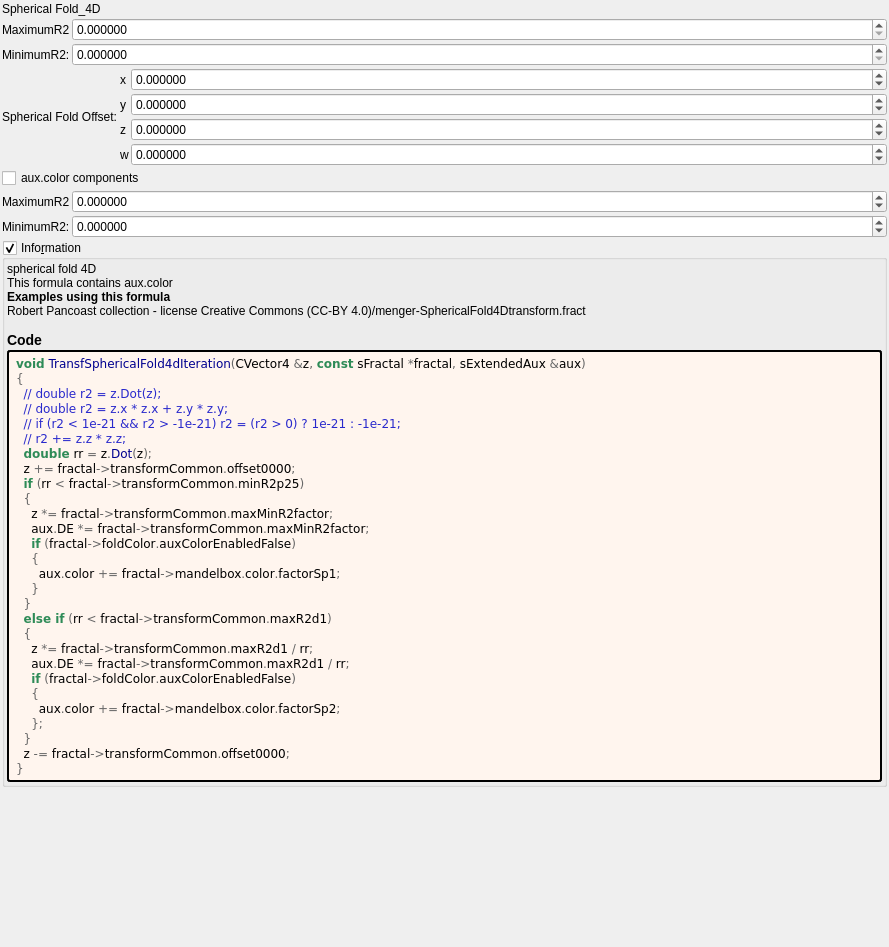
First picture: the form in mandelbulber2/formula/ui/transf_spherical_fold4d.ui, repository buddhi1980/mandelbulber2, before the edit.
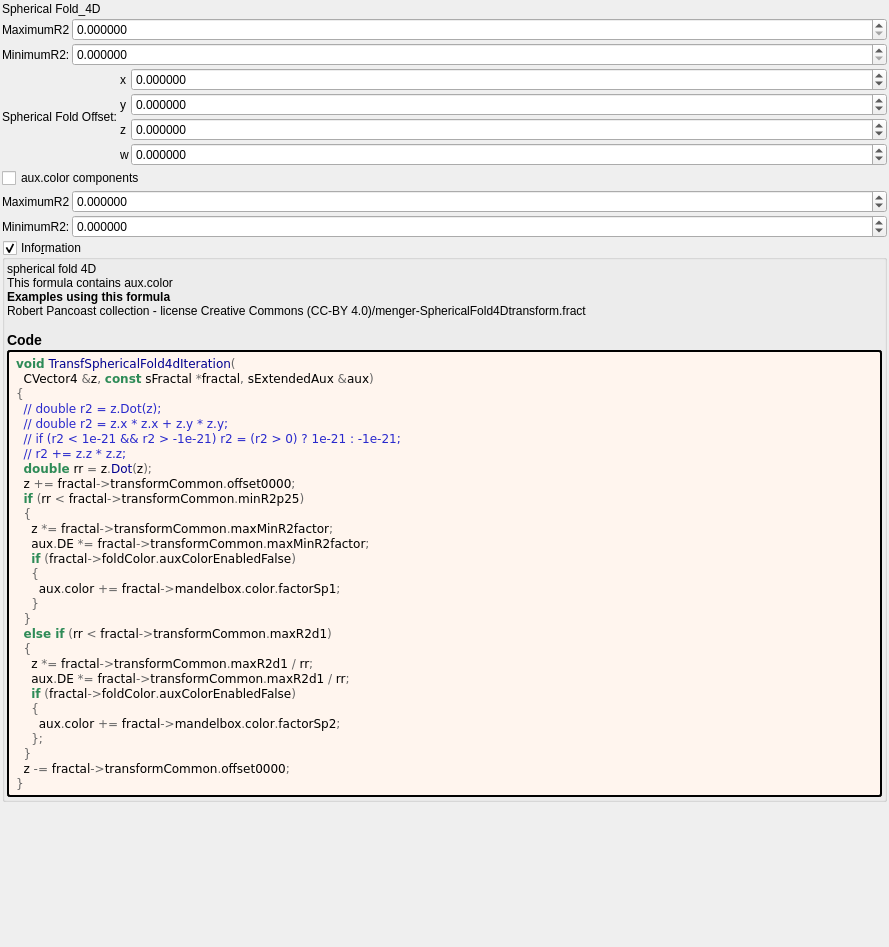
Second picture: the form after the edit. Custom widgets are drawn as their Qt base class.

What changed in the file:
```diff
--- a/mandelbulber2/formula/ui/transf_spherical_fold4d.ui
+++ b/mandelbulber2/formula/ui/transf_spherical_fold4d.ui
@@ -403,7 +403,8 @@
         </property>
         <property name="text">
          <string notr="true">&lt;body style=&quot;background-color:#fff5ee&quot;&gt;
-&lt;pre style=&quot;color:#000000; background-color:#fff5ee;  font-family:'Courier New',monospace;&quot;&gt;&lt;span style=&quot;color:#2e8b57; font-weight:bold&quot;&gt;void&lt;/span&gt; &lt;span style=&quot;color:#00008f&quot;&gt;TransfSphericalFold4dIteration&lt;/span&gt;&lt;span style=&quot;color:#676767&quot;&gt;(&lt;/span&gt;CVector4 &lt;span style=&quot;color:#676767&quot;&gt;&amp;amp;&lt;/span&gt;z&lt;span style=&quot;color:#676767&quot;&gt;,&lt;/span&gt; &lt;span style=&quot;color:#2e8b57; font-weight:bold&quot;&gt;const&lt;/span&gt; sFractal &lt;span style=&quot;color:#676767&quot;&gt;*&lt;/span&gt;fractal&lt;span style=&quot;color:#676767&quot;&gt;,&lt;/span&gt; sExtendedAux &lt;span style=&quot;color:#676767&quot;&gt;&amp;amp;&lt;/span&gt;aux&lt;span style=&quot;color:#676767&quot;&gt;)&lt;/span&gt;
+&lt;pre style=&quot;color:#000000; background-color:#fff5ee;  font-family:'Courier New',monospace;&quot;&gt;&lt;span style=&quot;color:#2e8b57; font-weight:bold&quot;&gt;void&lt;/span&gt; &lt;span style=&quot;color:#00008f&quot;&gt;TransfSphericalFold4dIteration&lt;/span&gt;&lt;span style=&quot;color:#676767&quot;&gt;(&lt;/span&gt;
+  CVector4 &lt;span style=&quot;color:#676767&quot;&gt;&amp;amp;&lt;/span&gt;z&lt;span style=&quot;color:#676767&quot;&gt;,&lt;/span&gt; &lt;span style=&quot;color:#2e8b57; font-weight:bold&quot;&gt;const&lt;/span&gt; sFractal &lt;span style=&quot;color:#676767&quot;&gt;*&lt;/span&gt;fractal&lt;span style=&quot;color:#676767&quot;&gt;,&lt;/span&gt; sExtendedAux &lt;span style=&quot;color:#676767&quot;&gt;&amp;amp;&lt;/span&gt;aux&lt;span style=&quot;color:#676767&quot;&gt;)&lt;/span&gt;
 &lt;span style=&quot;color:#676767&quot;&gt;{&lt;/span&gt;
   &lt;span style=&quot;color:#2929cc&quot;&gt;// double r2 = z.Dot(z);&lt;/span&gt;
   &lt;span style=&quot;color:#2929cc&quot;&gt;// double r2 = z.x * z.x + z.y * z.y;&lt;/span&gt;
```
